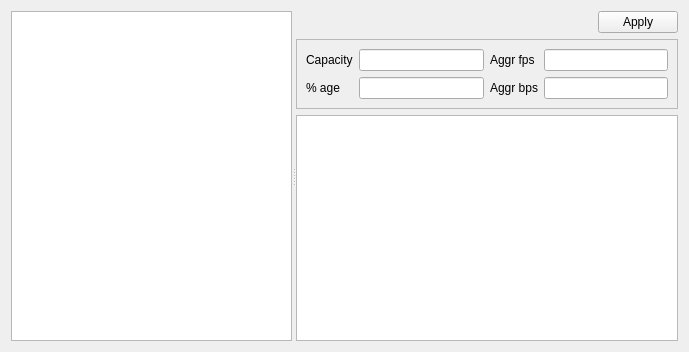
pstavirs/ostinato, file client/portswindow.ui: the form before one commit.
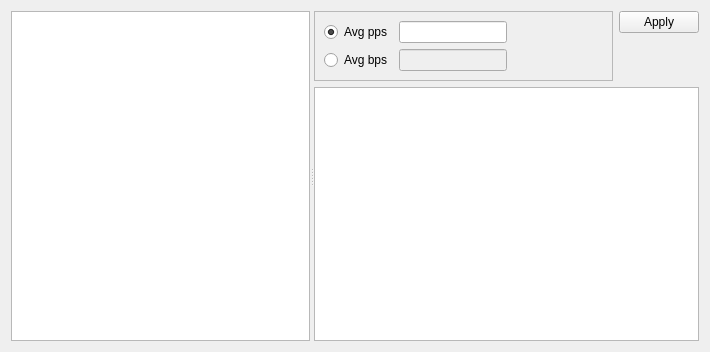
The form after the commit. Icons and pictures are not drawn.

Commit message:
Implemented aggregate port rates, averaged across all active streams configured on the port.
Fixes issue 41

```diff
--- a/client/portswindow.ui
+++ b/client/portswindow.ui
@@ -5,15 +5,15 @@
    <rect>
     <x>0</x>
     <y>0</y>
-    <width>689</width>
+    <width>710</width>
     <height>352</height>
    </rect>
   </property>
   <property name="windowTitle" >
    <string>Form</string>
   </property>
-  <layout class="QHBoxLayout" >
-   <item>
+  <layout class="QGridLayout" >
+   <item row="0" column="0" >
     <widget class="QSplitter" name="splitter" >
      <property name="orientation" >
       <enum>Qt::Horizontal</enum>
@@ -34,10 +34,7 @@
        <number>0</number>
       </property>
       <widget class="QWidget" name="portDetail" >
-       <layout class="QVBoxLayout" >
-        <property name="spacing" >
-         <number>6</number>
-        </property>
+       <layout class="QGridLayout" >
         <property name="leftMargin" >
          <number>0</number>
         </property>
@@ -50,84 +47,100 @@
         <property name="bottomMargin" >
          <number>0</number>
         </property>
-        <item>
+        <item row="0" column="0" >
          <layout class="QHBoxLayout" >
           <item>
-           <spacer>
-            <property name="orientation" >
-             <enum>Qt::Horizontal</enum>
+           <widget class="QFrame" name="frAggregate" >
+            <property name="sizePolicy" >
+             <sizepolicy vsizetype="Fixed" hsizetype="Preferred" >
+              <horstretch>0</horstretch>
+              <verstretch>0</verstretch>
+             </sizepolicy>
             </property>
-            <property name="sizeHint" >
-             <size>
-              <width>40</width>
-              <height>20</height>
-             </size>
+            <property name="frameShape" >
+             <enum>QFrame::StyledPanel</enum>
             </property>
-           </spacer>
-          </item>
-          <item>
-           <widget class="QPushButton" name="pbApply" >
-            <property name="text" >
-             <string>Apply</string>
+            <property name="frameShadow" >
+             <enum>QFrame::Sunken</enum>
             </property>
+            <layout class="QGridLayout" >
+             <item row="0" column="0" >
+              <widget class="QRadioButton" name="radioButton" >
+               <property name="text" >
+                <string>Avg pps</string>
+               </property>
+               <property name="checked" >
+                <bool>true</bool>
+               </property>
+              </widget>
+             </item>
+             <item row="0" column="1" >
+              <widget class="QLineEdit" name="averagePacketsPerSec" />
+             </item>
+             <item row="1" column="0" >
+              <widget class="QRadioButton" name="radioButton_2" >
+               <property name="text" >
+                <string>Avg bps</string>
+               </property>
+              </widget>
+             </item>
+             <item row="1" column="1" >
+              <widget class="QLineEdit" name="averageBitsPerSec" >
+               <property name="enabled" >
+                <bool>false</bool>
+               </property>
+              </widget>
+             </item>
+             <item row="0" column="2" >
+              <spacer>
+               <property name="orientation" >
+                <enum>Qt::Horizontal</enum>
+               </property>
+               <property name="sizeHint" >
+                <size>
+                 <width>40</width>
+                 <height>20</height>
+                </size>
+               </property>
+              </spacer>
+             </item>
+            </layout>
            </widget>
           </item>
+          <item>
+           <layout class="QVBoxLayout" >
+            <item>
+             <widget class="QPushButton" name="pbApply" >
+              <property name="text" >
+               <string>Apply</string>
+              </property>
+             </widget>
+            </item>
+            <item>
+             <spacer>
+              <property name="orientation" >
+               <enum>Qt::Vertical</enum>
+              </property>
+              <property name="sizeHint" >
+               <size>
+                <width>20</width>
+                <height>0</height>
+               </size>
+              </property>
+             </spacer>
+            </item>
+           </layout>
+          </item>
          </layout>
         </item>
-        <item>
-         <widget class="QFrame" name="frAggregate" >
-          <property name="frameShape" >
-           <enum>QFrame::StyledPanel</enum>
-          </property>
-          <property name="frameShadow" >
-           <enum>QFrame::Raised</enum>
-          </property>
-          <layout class="QGridLayout" >
-           <item row="0" column="0" >
-            <widget class="QLabel" name="label" >
-             <property name="text" >
-              <string>Capacity</string>
-             </property>
-            </widget>
-           </item>
-           <item row="0" column="1" >
-            <widget class="QLineEdit" name="lineEdit_3" />
-           </item>
-           <item row="0" column="2" >
-            <widget class="QLabel" name="label_3" >
-             <property name="text" >
-              <string>Aggr fps</string>
-             </property>
-            </widget>
-           </item>
-           <item row="0" column="3" >
-            <widget class="QLineEdit" name="lineEdit" />
-           </item>
-           <item row="1" column="0" >
-            <widget class="QLabel" name="label_2" >
-             <property name="text" >
-              <string>% age</string>
-             </property>
-            </widget>
-           </item>
-           <item row="1" column="1" >
-            <widget class="QLineEdit" name="lineEdit_4" />
-           </item>
-           <item row="1" column="2" >
-            <widget class="QLabel" name="label_4" >
-             <property name="text" >
-              <string>Aggr bps</string>
-             </property>
-            </widget>
-           </item>
-           <item row="1" column="3" >
-            <widget class="QLineEdit" name="lineEdit_2" />
-           </item>
-          </layout>
-         </widget>
-        </item>
-        <item>
+        <item row="1" column="0" >
          <widget class="QTableView" name="tvStreamList" >
+          <property name="sizePolicy" >
+           <sizepolicy vsizetype="Expanding" hsizetype="Expanding" >
+            <horstretch>0</horstretch>
+            <verstretch>1</verstretch>
+           </sizepolicy>
+          </property>
           <property name="contextMenuPolicy" >
            <enum>Qt::ActionsContextMenu</enum>
           </property>
```
Left out of the diff: 35 changed lines with no effect on the pictures. The commit also changes 11 other files.
